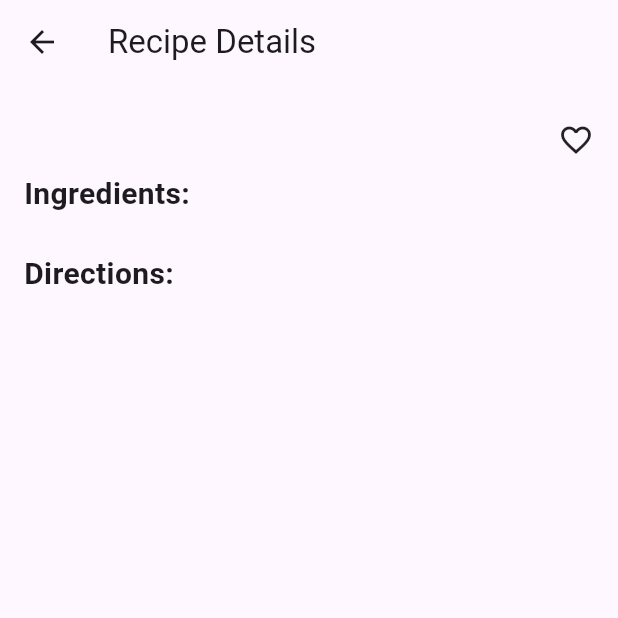
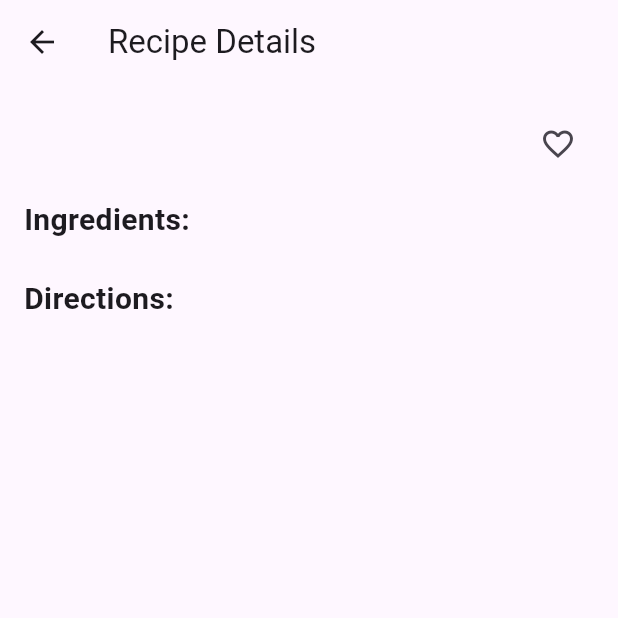
Before and after one commit to 195fra/Let-Me-Cook, a Flutter app: the RecipePage screen opened directly with empty values, on a phone screen of 412 x 824 dp, the top half of it. Run offline on Flutter 3.47's test engine with Material 3 defaults, Android fonts, the light colour scheme and no system bars; our stand-ins replace shared_preferences; accounts and stored records are empty.

Commit message:
rework favourite on recipe_page

```diff
--- a/let_me_cook/lib/Pages/Recipe_page.dart
+++ b/let_me_cook/lib/Pages/Recipe_page.dart
@@ -1,8 +1,9 @@
 import 'package:flutter/material.dart';
 import 'package:let_me_cook/recepies_filter/food_item.dart';
+import 'package:let_me_cook/components/favourites_service.dart';
 
 class RecipePage extends StatefulWidget {
-  final FoodItem foodItem; // <-- aggiungi questo
+  final FoodItem foodItem;
 
   const RecipePage({required this.foodItem, super.key});
 
@@ -11,50 +12,85 @@ class RecipePage extends StatefulWidget {
 }
 
 class _RecipePageState extends State<RecipePage> {
+  final FavoritesService _favoritesService = FavoritesService();
+  Map<String, bool> _favorites = {};
+  bool isFavorite = false;
+
+  @override
+  void initState() {
+    super.initState();
+    _loadFavoriteState();
+  }
+
+  Future<void> _loadFavoriteState() async {
+    final loaded = await _favoritesService.loadFavorites();
+    setState(() {
+      _favorites = loaded;
+      isFavorite = _favorites[widget.foodItem.title] ?? false;
+    });
+  }
+
+  Future<void> _toggleFavorite() async {
+    await _favoritesService.toggleFavorite(_favorites, widget.foodItem.title);
+    setState(() {
+      isFavorite = _favorites[widget.foodItem.title] ?? false;
+    });
+  }
+
   @override
   Widget build(BuildContext context) {
-    final foodItem = widget.foodItem; // <-- usa questo
+    final foodItem = widget.foodItem;
 
     return Scaffold(
-      appBar: AppBar(title: Text("Recipe Details")),
+      appBar: AppBar(title: const Text("Recipe Details")),
       body: SingleChildScrollView(
-        padding: EdgeInsets.all(16),
+        padding: const EdgeInsets.all(16),
         child: Column(
           crossAxisAlignment: CrossAxisAlignment.start,
           children: [
-
-            Row(mainAxisAlignment: MainAxisAlignment.spaceBetween,
+            Row(
+              mainAxisAlignment: MainAxisAlignment.spaceBetween,
               children: [
                 Expanded(
-                  child: Text(foodItem.title,
-                  style: TextStyle(fontWeight: FontWeight.bold,fontSize: 30),
-                  softWrap: true,),
+                  child: Text(
+                    foodItem.title,
+                    style: const TextStyle(
+                      fontWeight: FontWeight.bold,
+                      fontSize: 30,
+                    ),
+                    softWrap: true,
+                  ),
                 ),
-                Icon(Icons.favorite_border_outlined)
+                IconButton(
+                  icon: Icon(
+                    isFavorite ? Icons.favorite : Icons.favorite_border,
+                    color: isFavorite ? Colors.red : null,
+                  ),
+                  onPressed: _toggleFavorite,
+                ),
               ],
             ),
-
-            Text('Ingredients:',
-              style: TextStyle(fontWeight: FontWeight.bold, fontSize: 20)
+            const SizedBox(height: 12),
+            const Text(
+              'Ingredients:',
+              style: TextStyle(fontWeight: FontWeight.bold, fontSize: 20),
             ),
-
-            SizedBox(height: 8),
+            const SizedBox(height: 8),
             ...foodItem.ingredients.map(
-              (i) => Text('- $i', style: TextStyle(fontSize: 15)),
+              (i) => Text('- $i', style: const TextStyle(fontSize: 15)),
             ),
-            SizedBox(height: 16),
-
-            Text('Directions:',
-              style: TextStyle(fontWeight: FontWeight.bold, fontSize: 20)
+            const SizedBox(height: 16),
+            const Text(
+              'Directions:',
+              style: TextStyle(fontWeight: FontWeight.bold, fontSize: 20),
             ),
-
-            SizedBox(height: 8),
+            const SizedBox(height: 8),
             ...foodItem.directions.asMap().entries.map(
               (entry) => Padding(
                 padding: const EdgeInsets.only(bottom: 8.0),
                 child: Text(
                   '${entry.key + 1}. ${entry.value}',
-                  style: TextStyle(fontSize: 15),
+                  style: const TextStyle(fontSize: 15),
                 ),
               ),
             ),
--- a/let_me_cook/lib/Pages/recipe_journal.dart
+++ b/let_me_cook/lib/Pages/recipe_journal.dart
@@ -83,7 +83,8 @@ class _RecipeJournalState extends State<RecipeJournal> {
                           Navigator.push(
                             context,
                             MaterialPageRoute(
-                              builder: (context) => CategoryPage(category: category),
+                              builder: (context) =>
+                                  CategoryPage(category: category),
                             ),
                           );
                         },
@@ -121,6 +122,7 @@ class _RecipeJournalState extends State<RecipeJournal> {
           ],
         ),
       ),
+      bottomNavigationBar: const BottomBar(),
     );
   }
 }
```
Also changed, not shown: let_me_cook/lib/Pages/Favorite.dart (+41 -12 lines), let_me_cook/lib/Pages/category_page.dart (+50 -18 lines).
